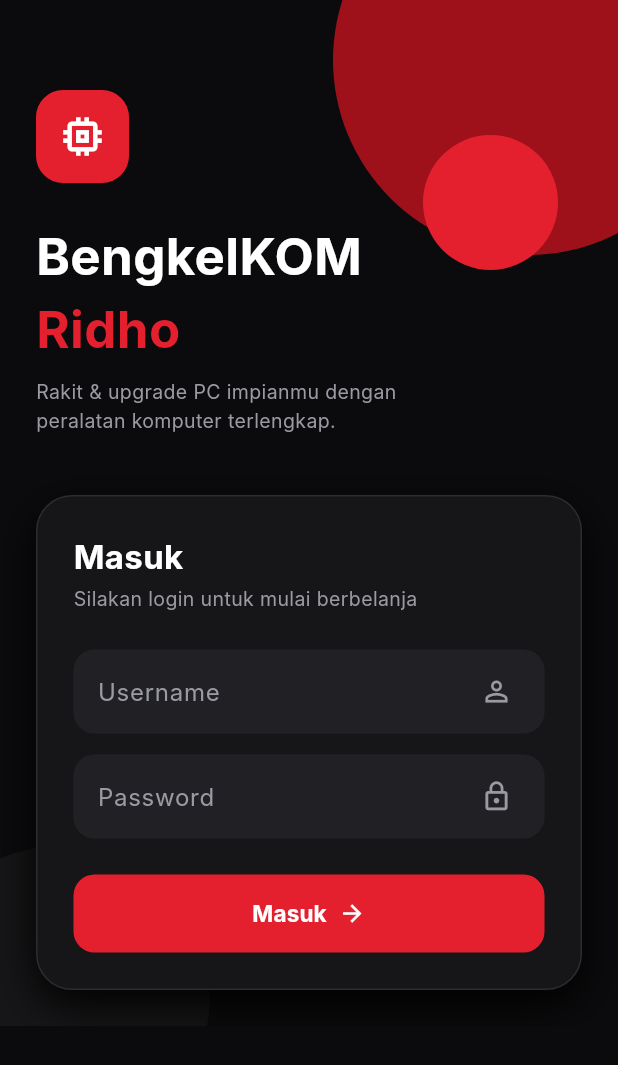
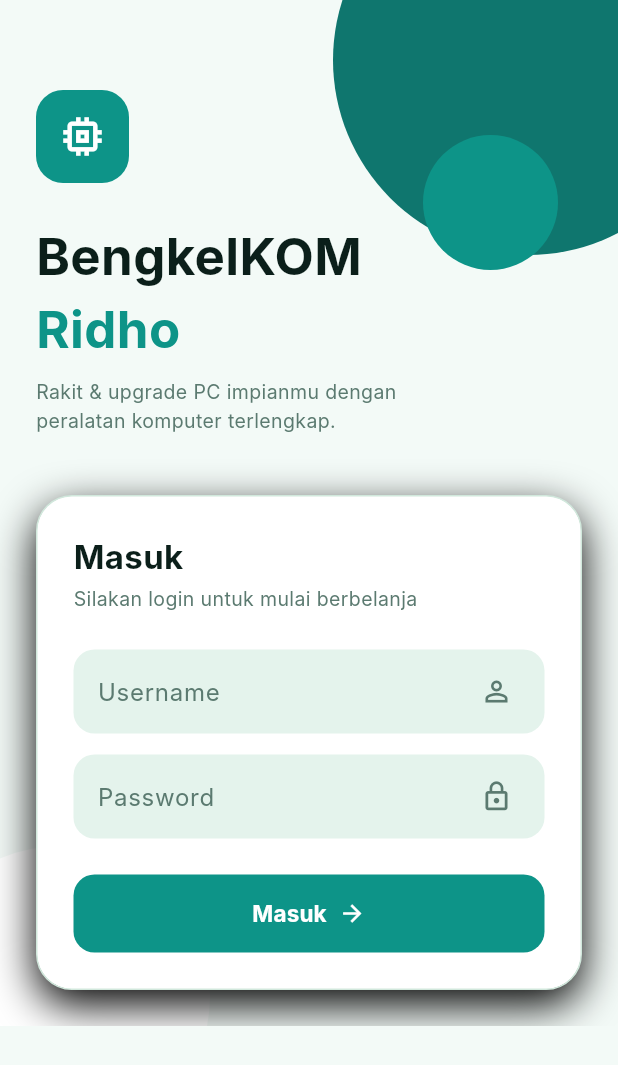
Before and after one commit to Syafiq1111/pa-mobile, a Flutter app: the screen it shows after launch, on a phone screen of 412 x 824 dp. Shown: the top 1065 px of the screen. Run offline on Flutter 3.47's test engine with Material 3 defaults, Android fonts, the phone set to English and light mode, and no system bars; Roboto replaces fonts that are missing (Inter).

Commit message:
update color pallet

```diff
--- a/PA-Mobile/lib/main.dart
+++ b/PA-Mobile/lib/main.dart
@@ -26,10 +26,47 @@ class MyApp extends StatelessWidget {
     return MaterialApp(
       title: 'BengkelKOM-Ridho',
       theme: ThemeData(
+        useMaterial3: true,
         fontFamily: 'Inter',
+        brightness: Brightness.dark,
+        scaffoldBackgroundColor: AppColors.background,
         colorScheme: ColorScheme.fromSeed(
-          seedColor: AppColors.red,
+          seedColor: AppColors.primary,
           brightness: Brightness.dark,
+        ).copyWith(
+          primary: AppColors.primary,
+          secondary: AppColors.accent,
+          surface: AppColors.surface,
+        ),
+        // Warna kursor & blok teks di semua TextField
+        textSelectionTheme: const TextSelectionThemeData(
+          cursorColor: AppColors.accent,
+          selectionHandleColor: AppColors.accent,
+        ),
+        appBarTheme: const AppBarTheme(
+          backgroundColor: AppColors.background,
+          foregroundColor: AppColors.textPrimary,
+          elevation: 0,
+          scrolledUnderElevation: 0,
+        ),
+        // Navigasi bawah: label aktif berwarna cyan
+        navigationBarTheme: NavigationBarThemeData(
+          backgroundColor: AppColors.surface,
+          indicatorColor: AppColors.primary,
+          labelTextStyle: WidgetStateProperty.resolveWith((states) {
+            final active = states.contains(WidgetState.selected);
+            return TextStyle(
+              fontSize: 11,
+              fontWeight: active ? FontWeight.bold : FontWeight.normal,
+              color: active ? AppColors.accent : AppColors.textSecondary,
+            );
+          }),
+        ),
+        snackBarTheme: SnackBarThemeData(
+          backgroundColor: AppColors.surfaceLight,
+          contentTextStyle: const TextStyle(color: AppColors.textPrimary),
+          behavior: SnackBarBehavior.floating,
+          shape: RoundedRectangleBorder(borderRadius: BorderRadius.circular(12)),
         ),
       ),
       debugShowCheckedModeBanner: false,
--- a/PA-Mobile/lib/theme/app_colors.dart
+++ b/PA-Mobile/lib/theme/app_colors.dart
@@ -1,13 +1,23 @@
 import 'package:flutter/material.dart';
 
-// Palet warna aplikasi: hitam, abu-abu, dan merah
 class AppColors {
-  static const Color background = Color(0xFF0B0B0D);
-  static const Color surface = Color(0xFF161618);
-  static const Color surfaceLight = Color(0xFF212125);
-  static const Color border = Color(0xFF2C2C31);
-  static const Color red = Color(0xFFE5202E);
-  static const Color redDark = Color(0xFF9E111B);
-  static const Color textPrimary = Color(0xFFFFFFFF);
-  static const Color textSecondary = Color(0xFF9A9AA3);
+  static const Color background = Color(0xFFF3FAF7);
+  static const Color surface = Color(0xFFFFFFFF);
+  static const Color surfaceLight = Color(0xFFE4F3EC);
+  static const Color border = Color(0xFFD1E8DC);
+  static const Color primary = Color(0xFF0D9488);
+  static const Color primaryDark = Color(0xFF0F766E);
+  static const Color accent = Color(0xFFF59E0B);
+  static const Color success = Color(0xFF16A34A);
+  static const Color warning = Color(0xFFD97706);
+  static const Color danger = Color(0xFFDC2626);
+  static const Color textPrimary = Color(0xFF0B1F1A);
+  static const Color textSecondary = Color(0xFF5B7A70);
+  static const LinearGradient primaryGradient = LinearGradient(
+    colors: [primary, accent],
+    begin: Alignment.topLeft,
+    end: Alignment.bottomRight,
+  );
+  static const Color red = primary;
+  static const Color redDark = primaryDark;
 }
```
